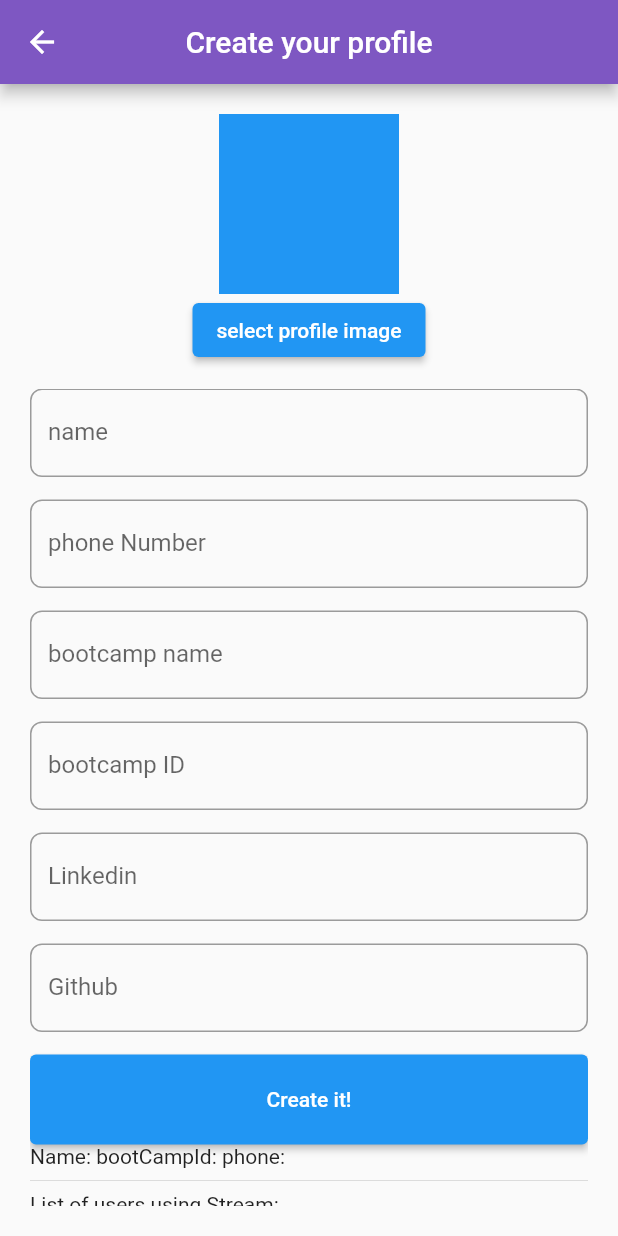
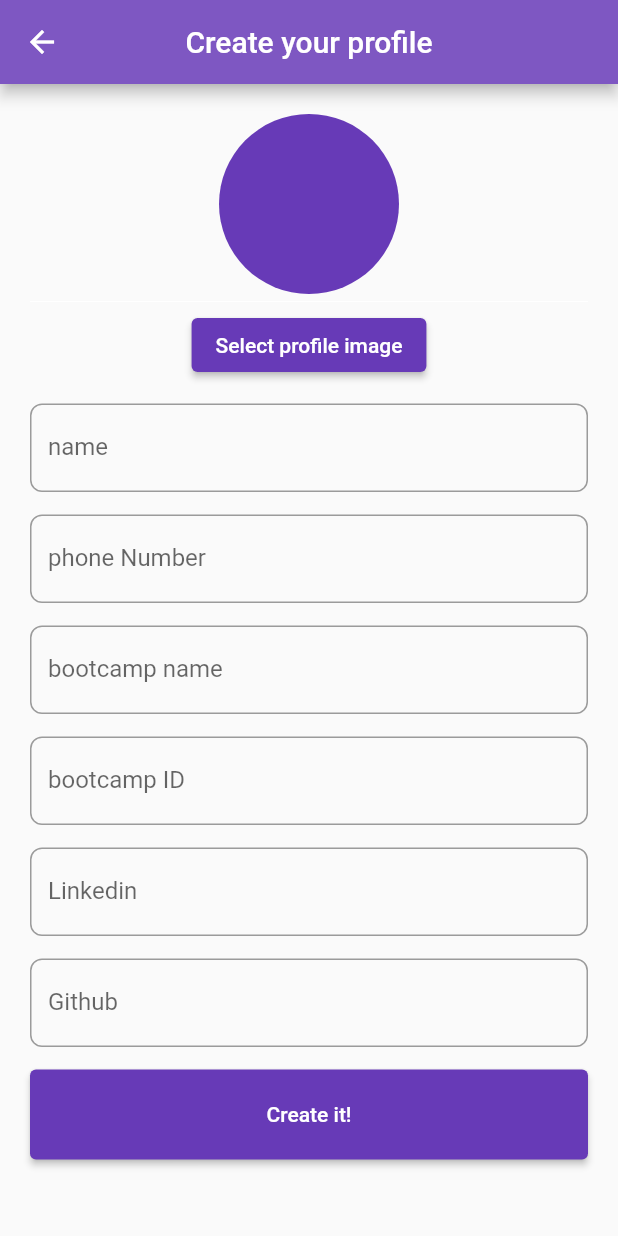
Before and after one commit to hooshyar/wecode_21_22_3_2, a Flutter app: the CreateProfileScreen screen opened by its route, on a phone screen of 412 x 824 dp. Run offline on Flutter 3.47's test engine with Material 2 defaults, Android fonts, the phone set to English and light mode, and no system bars; our stand-ins replace cached_network_image, cloud_firestore, firebase_auth, firebase_core, firebase_storage, font_awesome_flutter and 2 more; accounts and stored records are empty.

Commit message:
some style for app

```diff
--- a/lib/src/app.dart
+++ b/lib/src/app.dart
@@ -1,7 +1,9 @@
 import 'package:flutter/material.dart';
 import 'package:google_fonts/google_fonts.dart';
 import 'package:wecode_2021/src/home_screen/home_screen_view.dart';
+import 'package:wecode_2021/src/jobs_screen/add_new_job_screen.dart';
 import 'package:wecode_2021/src/jobs_screen/jobs_board_screen.dart';
+import 'package:wecode_2021/src/jobs_screen/list_of_jobs_screen.dart';
 import 'package:wecode_2021/src/login_screen/login_screen_view.dart';
 import 'package:wecode_2021/src/privacy_policy/privacy_policy_screen.dart';
 import 'package:wecode_2021/src/profile_screens/create_profile_screen.dart';
@@ -31,7 +33,7 @@ class AppView extends StatelessWidget {
       initialRoute: '/',
       // initialRoute: '/trainersScreen',
       routes: {
-        '/': (context) =>  HomeScreenView(), //this was the Auth handler
+        '/': (context) =>  ListOfJobsScreen(), //this was the Auth handler
         '/login': (context) => const LoginScreen(),
         '/register': (context) => const RegisterScreen(),
         '/createProfileScreen': (context) => CreateProfileScreen(),
--- a/lib/src/constants/style.dart
+++ b/lib/src/constants/style.dart
@@ -3,10 +3,13 @@ import 'package:flutter/material.dart';
 InputDecoration generalInputDecoration(
     {required String labelText, String? hintText}) {
   return InputDecoration(
+
     label: Text(labelText),
     hintText: hintText,
     border: OutlineInputBorder(
+
       borderRadius: BorderRadius.circular(8),
+
     ),
   );
 }
--- a/lib/src/home_screen/home_screen_view.dart
+++ b/lib/src/home_screen/home_screen_view.dart
@@ -19,7 +19,7 @@ class HomeScreenView extends StatelessWidget {
       ),
       body: Center(
         child: Column(
-          mainAxisAlignment: MainAxisAlignment.spaceBetween,
+          mainAxisAlignment: MainAxisAlignment.spaceEvenly,
           crossAxisAlignment: CrossAxisAlignment.center,
           children: [
             // StreamBuilder<User?>(
@@ -38,10 +38,6 @@ class HomeScreenView extends StatelessWidget {
                     .email!
                 : 'no user'),
 
-            Divider(
-              color: Colors.indigo,
-              height: 25,
-            ),
 
             // show this only to not logged in users
             Padding(
--- a/lib/src/jobs_screen/favourite_job_screen.dart
+++ b/lib/src/jobs_screen/favourite_job_screen.dart
@@ -24,7 +24,7 @@ class _FavouriteJobScreenState extends State<FavouriteJobScreen> {
         backgroundColor: Colors.deepPurple[400],
       ),
       floatingActionButton: FloatingActionButton(
-          backgroundColor: Colors.black,
+          backgroundColor: Colors.deepPurple,
           child: Icon(FontAwesomeIcons.plus),
           onPressed: () => Navigator.push(
                 context,
--- a/lib/src/profile_screens/create_profile_screen.dart
+++ b/lib/src/profile_screens/create_profile_screen.dart
@@ -61,14 +61,22 @@ class _CreateProfileScreenState extends State<CreateProfileScreen> {
                 children: [
                   _selectedProfileImg == null
                       ? Container(
+
                           height: 120,
                           width: 120,
-                          decoration: BoxDecoration(color: Colors.blue),
+                          decoration: BoxDecoration(
+                            color: Colors.deepPurple,
+                             borderRadius: BorderRadius.all(
+                              Radius.circular(70)
+                              ),
+
+                            ),
                         )
                       : Container(
                           height: 120,
                           width: 120,
                           decoration: BoxDecoration(
+
                             color: _selectedProfileImg == null
                                 ? Colors.blue
                                 : null,
@@ -79,7 +87,15 @@ class _CreateProfileScreenState extends State<CreateProfileScreen> {
                             ),
                           ),
                         ),
+                        Divider(
+                          height: 10,
+                          color: Colors.white,
+
+                        ),
                   ElevatedButton(
+                    style:ElevatedButton.styleFrom(
+                      primary: Colors.deepPurple,
+                    ),
                       onPressed: () async {
                         // add image picker package
                         _selectedProfileImg = await _imagePicker.pickImage(
@@ -89,7 +105,7 @@ class _CreateProfileScreenState extends State<CreateProfileScreen> {
                         setState(() {});
                         // pick an image from the gallery
                       },
-                      child: Text('select profile image')),
+                      child: Text('Select profile image')),
                   const SizedBox(
                     height: 15,
                   ),
@@ -156,6 +172,7 @@ class _CreateProfileScreenState extends State<CreateProfileScreen> {
                                 height: 60,
                                 width: 200,
                                 child: ElevatedButton(
+
                                     onPressed: () async {
                                       setState(() {
                                         _isLoading = true;
@@ -215,13 +232,22 @@ class _CreateProfileScreenState extends State<CreateProfileScreen> {
                                         // }).catchError((e) => debugPrint(e.toString()));
                                       }
                                     },
-                                    child: Text('Create it!'))),
-                            Text('Name: ' +
-                                _nameController.value.text +
-                                'bootCampId: ' +
-                                'phone: ' +
-                                _phoneNumberController.value.text),
-                            Divider(),
+                                    child: Text('Create it!'),
+
+                                    style: ElevatedButton.styleFrom(
+                                      primary: Colors.deepPurple
+                                    ),
+                                    )
+                                    )
+                                    ,
+                            // Text('Name: ' +
+                            //     _nameController.value.text +
+                            //     'bootCampId: ' +
+                            //     'phone: ' +
+                            //     _phoneNumberController.value.text),
+
+                            // Divider(),
+
                             // Text('List of users using Futures:'),
                             // Container(
                             //   height: 80,
@@ -255,40 +281,41 @@ class _CreateProfileScreenState extends State<CreateProfileScreen> {
                             // ),
                             // Divider(),
 
-                            Text('List of users using Stream:'),
-                            Container(
-                                height: 80,
-                                color: Colors.amber[300],
-                                child: StreamBuilder<QuerySnapshot>(
-                                    stream: FirebaseFirestore.instance
-                                        .collection('users')
-                                        .snapshots(),
-                                    builder: (context, snapshot) {
-                                      if (snapshot.hasError) {
-                                        return Text('error');
-                                      } else if (!snapshot.hasData ||
-                                          snapshot.data == null) {
-                                        return Text('empty');
-                                      } else if (snapshot.connectionState ==
-                                          ConnectionState.waiting) {
-                                        return LinearProgressIndicator();
-                                      }
 
-                                      List<DocumentSnapshot> _docs =
-                                          snapshot.data!.docs;
+                            // Text('List of users using Stream:'),
+                            // Container(
+                            //     height: 80,
+                            //     color: Colors.amber[300],
+                            //     child: StreamBuilder<QuerySnapshot>(
+                            //         stream: FirebaseFirestore.instance
+                            //             .collection('users')
+                            //             .snapshots(),
+                            //         builder: (context, snapshot) {
+                            //           if (snapshot.hasError) {
+                            //             return Text('error');
+                            //           } else if (!snapshot.hasData ||
+                            //               snapshot.data == null) {
+                            //             return Text('empty');
+                            //           } else if (snapshot.connectionState ==
+                            //               ConnectionState.waiting) {
+                            //             return LinearProgressIndicator();
+                            //           }
 
-                                      List<GeneralUser> _users = _docs
-                                          .map((e) => GeneralUser.fromMap(
-                                              e.data() as Map<String, dynamic>))
-                                          .toList();
+                            //           List<DocumentSnapshot> _docs =
+                            //               snapshot.data!.docs;
 
-                                      return ListView.builder(
-                                          itemCount: _users.length,
-                                          itemBuilder: (context, index) {
-                                            return Text(_users[index].name ??
-                                                'no name');
-                                          });
-                                    })),
+                            //           List<GeneralUser> _users = _docs
+                            //               .map((e) => GeneralUser.fromMap(
+                            //                   e.data() as Map<String, dynamic>))
+                            //               .toList();
+
+                            //           return ListView.builder(
+                            //               itemCount: _users.length,
+                            //               itemBuilder: (context, index) {
+                            //                 return Text(_users[index].name ??
+                            //                     'no name');
+                            //               });
+                            //         })),
                           ],
                         )),
                   ),
--- a/lib/src/widgets/jobs_card_widget.dart
+++ b/lib/src/widgets/jobs_card_widget.dart
@@ -16,6 +16,7 @@ class JobCardWidget extends StatelessWidget {
   Widget build(BuildContext context) {
     return Scaffold(
       body: Container(
+        color: Colors.white,
         child: ListTile(
           title: Text(job.jobTitle),
           subtitle: Text(job.jobDesc),
```
Also changed, not shown: lib/src/jobs_screen/add_new_job_screen.dart (+5 -4 lines), lib/src/jobs_screen/list_of_jobs_screen.dart (+5 -2 lines), lib/src/login_screen/login_screen_view.dart (+20 -6 lines).
